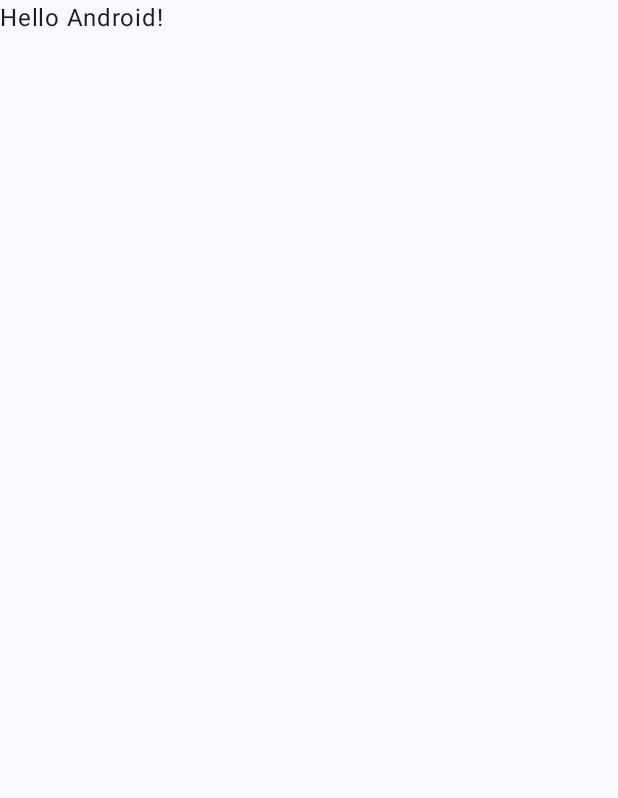
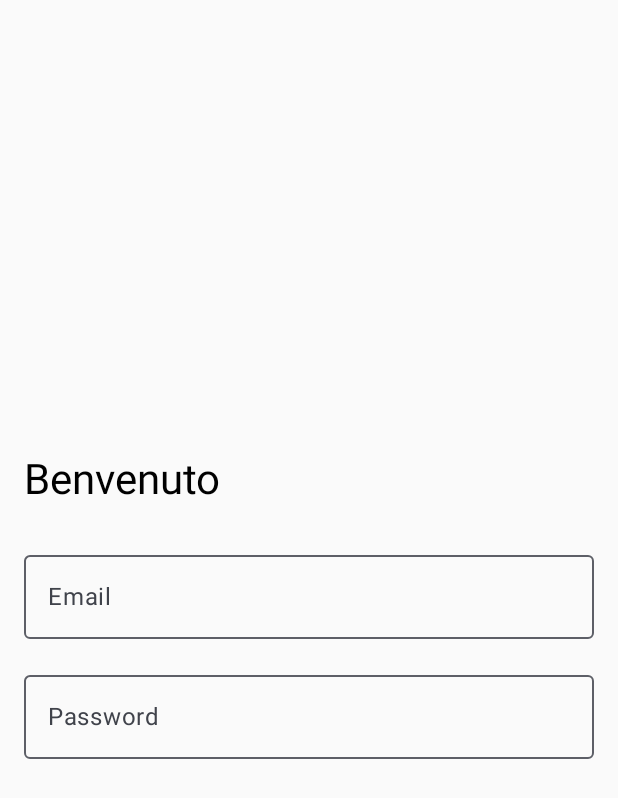
Before and after one commit to alessiarolla/MEOApp, an Android app built with Jetpack Compose: the screen it shows after launch (MainActivity), on a phone screen of 412 x 824 dp. Before the commit the part shown is almost empty. Shown: the top 798 px of the screen. Run offline under Robolectric (Android 15) with nearby library versions, the phone set to English and light mode, and no system bars.

Commit message:
Configurazione Firebase su Android Studio

```diff
--- a/app/build.gradle.kts
+++ b/app/build.gradle.kts
@@ -2,12 +2,11 @@ plugins {
     alias(libs.plugins.android.application)
     alias(libs.plugins.jetbrains.kotlin.android)
     alias(libs.plugins.com.google.firebase)
-
 }
 
 android {
     namespace = "com.example.meoapp"
-    compileSdk = 34
+    compileSdk = 35
 
     defaultConfig {
         applicationId = "com.example.meoapp"
@@ -61,6 +60,7 @@ dependencies {
     implementation(libs.androidx.ui.graphics)
     implementation(libs.androidx.ui.tooling.preview)
     implementation(libs.androidx.material3)
+    implementation(libs.androidx.navigation.compose)
     testImplementation(libs.junit)
     androidTestImplementation(libs.androidx.junit)
     androidTestImplementation(libs.androidx.espresso.core)
@@ -68,6 +68,6 @@ dependencies {
     androidTestImplementation(libs.androidx.ui.test.junit4)
     debugImplementation(libs.androidx.ui.tooling)
     debugImplementation(libs.androidx.ui.test.manifest)
-    implementation(platform(libs.firebase.bom))
     implementation(libs.firebase.database.ktx)
+    implementation(platform(libs.firebase.bom.v3370))
 }
--- /dev/null
+++ b/app/src/main/java/com/example/meoapp/Account.kt
@@ -0,0 +1 @@
+package com.example.meoapp
--- /dev/null
+++ b/app/src/main/java/com/example/meoapp/Dati.kt
@@ -0,0 +1 @@
+package com.example.meoapp
--- /dev/null
+++ b/app/src/main/java/com/example/meoapp/Login.kt
@@ -0,0 +1,55 @@
+package com.example.meoapp
+
+import androidx.compose.foundation.layout.Arrangement
+import androidx.compose.foundation.layout.Column
+import androidx.compose.foundation.layout.fillMaxSize
+import androidx.compose.foundation.layout.fillMaxWidth
+import androidx.compose.foundation.layout.padding
+import androidx.compose.material3.MaterialTheme
+import androidx.compose.material3.OutlinedTextField
+import androidx.compose.material3.Text
+import androidx.compose.runtime.Composable
+import androidx.compose.runtime.getValue
+import androidx.compose.runtime.mutableStateOf
+import androidx.compose.runtime.remember
+import androidx.compose.runtime.setValue
+import androidx.compose.ui.Modifier
+import androidx.compose.ui.text.input.PasswordVisualTransformation
+import androidx.compose.ui.unit.dp
+import androidx.navigation.NavController
+
+@Composable
+fun Login(navController: NavController){
+    var email by remember { mutableStateOf("") }
+    var password by remember { mutableStateOf("") }
+
+    Column(
+        modifier = Modifier
+            .fillMaxSize()
+            .padding(16.dp),
+        verticalArrangement = Arrangement.Center
+    ) {
+        Text(
+            text = "Benvenuto",
+            style = MaterialTheme.typography.headlineMedium,
+            modifier = Modifier.padding(bottom = 24.dp)
+        )
+        OutlinedTextField(
+            value = email,
+            onValueChange = { email = it },
+            label = { Text("Email") },
+            modifier = Modifier
+                .fillMaxWidth()
+                .padding(bottom = 16.dp)
+        )
+        OutlinedTextField(
+            value = password,
+            onValueChange = { password = it },
+            label = { Text("Password") },
+            visualTransformation = PasswordVisualTransformation(),
+            modifier = Modifier
+                .fillMaxWidth()
+                .padding(bottom = 16.dp)
+        )
+    }
+}
--- a/app/src/main/java/com/example/meoapp/MainActivity.kt
+++ b/app/src/main/java/com/example/meoapp/MainActivity.kt
@@ -11,6 +11,9 @@ import androidx.compose.material3.Text
 import androidx.compose.runtime.Composable
 import androidx.compose.ui.Modifier
 import androidx.compose.ui.tooling.preview.Preview
+import androidx.navigation.compose.NavHost
+import androidx.navigation.compose.composable
+import androidx.navigation.compose.rememberNavController
 import com.example.meoapp.ui.theme.MEOAppTheme
 
 class MainActivity : ComponentActivity() {
@@ -19,11 +22,9 @@ class MainActivity : ComponentActivity() {
         enableEdgeToEdge()
         setContent {
             MEOAppTheme {
-                Scaffold(modifier = Modifier.fillMaxSize()) { innerPadding ->
-                    Greeting(
-                        name = "Android",
-                        modifier = Modifier.padding(innerPadding)
-                    )
+                val navController = rememberNavController()
+                NavHost(navController = navController, startDestination = "login") {
+                    composable("login") { Login(navController) }
                 }
             }
         }
--- a/gradle/libs.versions.toml
+++ b/gradle/libs.versions.toml
@@ -1,5 +1,6 @@
 [versions]
-agp = "8.5.0"
+agp = "8.6.0"
+firebaseBomVersion = "33.7.0"
 kotlin = "1.9.0"
 coreKtx = "1.15.0"
 junit = "4.13.2"
@@ -9,10 +10,12 @@ lifecycleRuntimeKtx = "2.8.7"
 activityCompose = "1.9.3"
 composeBom = "2024.04.01"
 firebaseBom = "32.5.0"
+navigationCompose = "2.8.5"
 
 
 [libraries]
 androidx-core-ktx = { group = "androidx.core", name = "core-ktx", version.ref = "coreKtx" }
+firebase-bom-v3370 = { module = "com.google.firebase:firebase-bom", version.ref = "firebaseBomVersion" }
 junit = { group = "junit", name = "junit", version.ref = "junit" }
 androidx-junit = { group = "androidx.test.ext", name = "junit", version.ref = "junitVersion" }
 androidx-espresso-core = { group = "androidx.test.espresso", name = "espresso-core", version.ref = "espressoCore" }
@@ -28,6 +31,7 @@ androidx-ui-test-junit4 = { group = "androidx.compose.ui", name = "ui-test-junit
 androidx-material3 = { group = "androidx.compose.material3", name = "material3" }
 firebase-bom = { group = "com.google.firebase", name = "firebase-bom", version.ref = "firebaseBom" }
 firebase-database-ktx = { group = "com.google.firebase", name = "firebase-database-ktx" }
+androidx-navigation-compose = { group = "androidx.navigation", name = "navigation-compose", version.ref = "navigationCompose" }
 
 [plugins]
 android-application = { id = "com.android.application", version.ref = "agp" }
```
Also changed, not shown: 1 other file.
